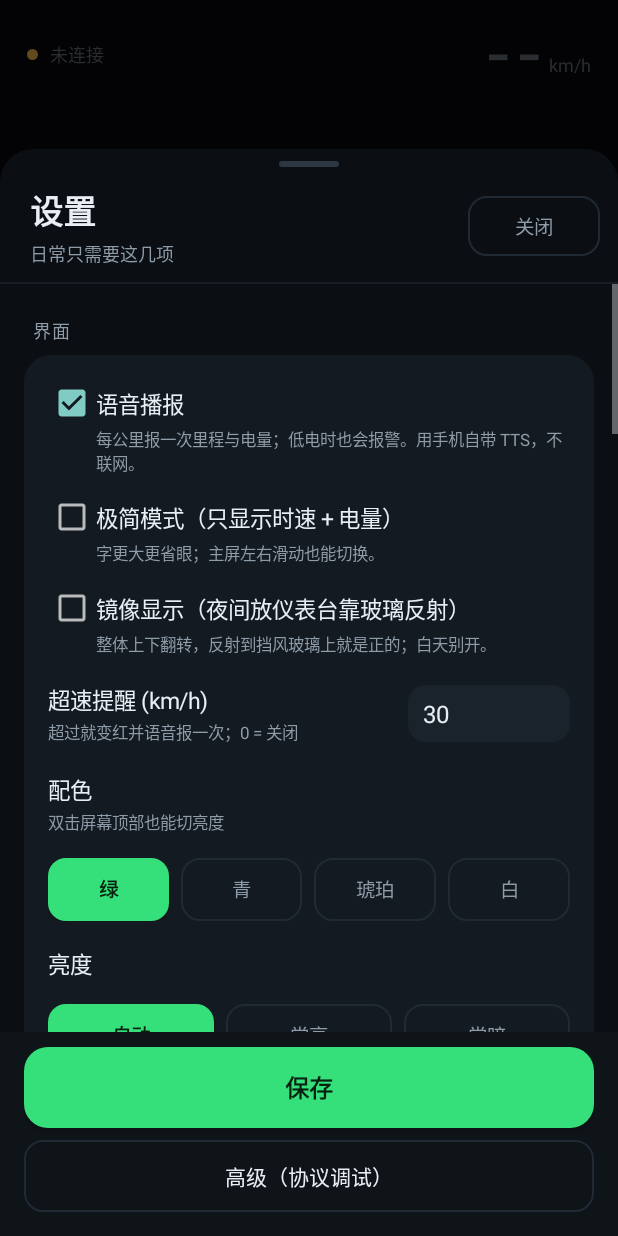
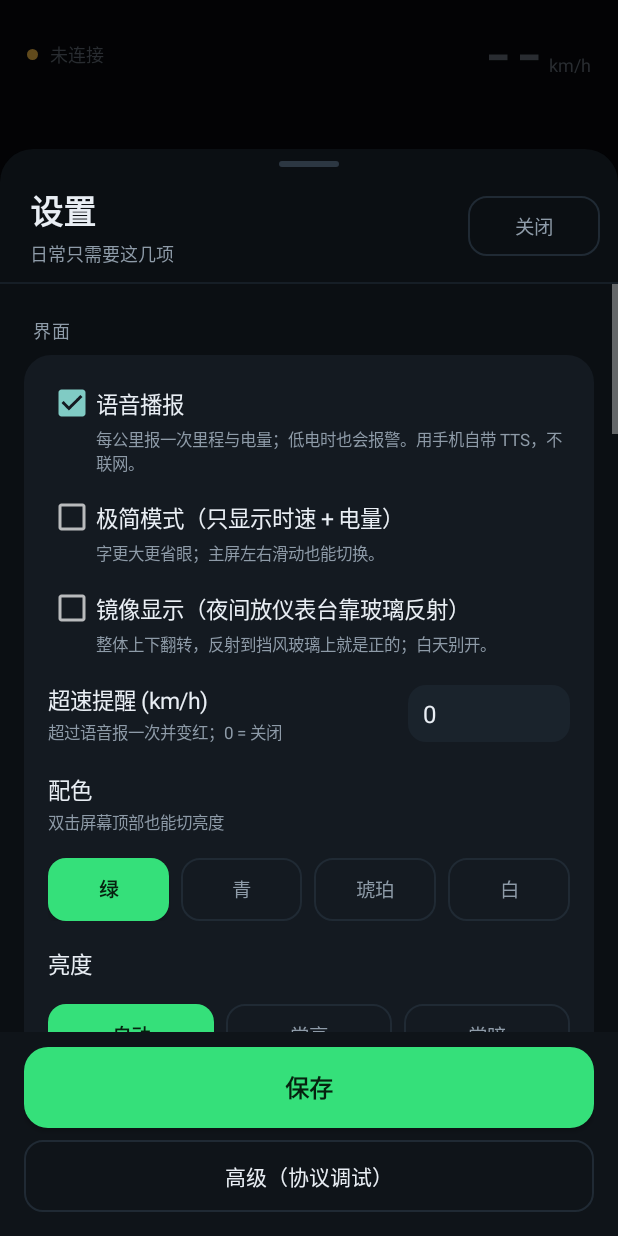
Before and after one commit to NJCN-AXIO/smart-hud, an Android app built with Jetpack Compose: the screen it shows after launch (MainActivity), after a tap on "设置", on a phone screen of 412 x 824 dp. Run offline under Robolectric (Android 15) with nearby library versions, the phone set to English and light mode, and no system bars; 3 other taps on this screen came first.

Commit message:
feat: v1.0.61 关闭超速提醒；写控制器路径评估封死

```diff
--- a/app/build.gradle
+++ b/app/build.gradle
@@ -9,8 +9,8 @@ android {
         applicationId "com.hud.delivery"
         minSdk 26
         targetSdk 34
-        versionCode 97
-        versionName "1.0.60"
+        versionCode 98
+        versionName "1.0.61"
     }
 
     buildTypes {
--- a/app/src/main/java/com/hud/delivery/HudState.java
+++ b/app/src/main/java/com/hud/delivery/HudState.java
@@ -150,8 +150,8 @@ public final class HudState {
      * 界面拿它算颜色时按"带载起点 = vEmpty − 4"来分档（见 HudScreen.voltageColor）。
      */
     public static volatile float vEmpty = 63.8f;
-    /** 超速提醒阈值（km/h，0 = 关闭）。界面拿它决定时速颜色，别再写死 25/35 */
-    public static volatile int speedLimitKmh = 30;
+    /** 超速提醒阈值（km/h，0 = 关闭）。界面拿它决定时速颜色，别再写死 25/35；v1.0.61 起默认 0 */
+    public static volatile int speedLimitKmh = 0;
     /**
      * v1.0.53：当前这个电量百分比是按哪种口径算出来的 —— true = 停稳查电压（准），
      * false = 骑行中按里程账本推。界面上必须写出来，否则骑手看到"停车 65%、骑起来 71%"
--- a/app/src/main/java/com/hud/delivery/MainActivity.java
+++ b/app/src/main/java/com/hud/delivery/MainActivity.java
@@ -1018,7 +1018,7 @@ public class MainActivity extends ComponentActivity implements HudView.Listener,
         ui.checkRow(uiCard, cbMirror, "整体上下翻转，反射到挡风玻璃上就是正的；白天别开。");
 
         EditText etSpeedLimit = ui.input(String.valueOf(prefs.speedLimit()), false);
-        ui.row(uiCard, "超速提醒 (km/h)", "超过就变红并语音报一次；0 = 关闭", etSpeedLimit);
+        ui.row(uiCard, "超速提醒 (km/h)", "超过语音报一次并变红；0 = 关闭", etSpeedLimit);
 
         final int[] themeNow = {prefs.themeIdx() % 4};
         ui.row(uiCard, "配色", "双击屏幕顶部也能切亮度", null);
--- a/app/src/main/java/com/hud/delivery/Prefs.java
+++ b/app/src/main/java/com/hud/delivery/Prefs.java
@@ -38,6 +38,7 @@ public final class Prefs {
         }
         migrateVFull786();
         migrateCaliber153();
+        migrateSpeedOff();
     }
 
     /**
@@ -81,6 +82,18 @@ public final class Prefs {
         sp.edit().putBoolean("mig_vfull_786", true).apply();
     }
 
+    /**
+     * v1.0.61：超速提醒默认关闭。旧默认 30 是国标电动自行车的线，这台 72V 电摩实测能上 50，
+     * 30 的阈值一骑就报；用户选择关闭提醒。只迁移还是旧默认 30 的设备，自己改过的值不动。
+     */
+    private void migrateSpeedOff() {
+        if (sp.getBoolean("mig_speed_off", false)) return;
+        if (sp.getInt("speed_limit_kmh", 30) == 30) {
+            sp.edit().putInt("speed_limit_kmh", 0).apply();
+        }
+        sp.edit().putBoolean("mig_speed_off", true).apply();
+    }
+
     // ---------- 车辆 / 蓝牙 ----------
     public String mac() { return sp.getString("mac", ""); }
     public void setMac(String v) {
@@ -103,8 +116,8 @@ public final class Prefs {
     public boolean mirror() { return sp.getBoolean("mirror_mode", false); }
     public void setMirror(boolean v) { sp.edit().putBoolean("mirror_mode", v).apply(); }
 
-    /** v1.0.33：超速提醒阈值（km/h），0 = 关闭 */
-    public int speedLimit() { return sp.getInt("speed_limit_kmh", 30); }
+    /** v1.0.33：超速提醒阈值（km/h），0 = 关闭；v1.0.61 起默认关闭 */
+    public int speedLimit() { return sp.getInt("speed_limit_kmh", 0); }
     public void setSpeedLimit(int v) { sp.edit().putInt("speed_limit_kmh", v).apply(); }
 
     // ---------- v1.0.38：断开后要冻结的"最后一次真电量" ----------
```
Also changed, not shown: app/src/main/java/com/hud/delivery/ui/HudScreen.kt (+3 -6 lines), 2 other files.
